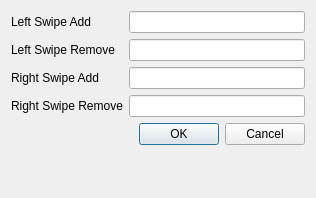
Before: the Qt Designer form src/static/app_config.ui in Pizza989/mail_match, drawn with Qt 5.
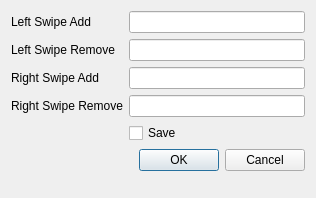
After: the same form once the commit is applied.

What changed in the file:
```diff
--- a/src/static/app_config.ui
+++ b/src/static/app_config.ui
@@ -57,7 +57,7 @@
      </property>
     </widget>
    </item>
-   <item row="4" column="1">
+   <item row="5" column="1">
     <widget class="QDialogButtonBox" name="buttonBox">
      <property name="orientation">
       <enum>Qt::Horizontal</enum>
@@ -67,6 +67,13 @@
      </property>
     </widget>
    </item>
+   <item row="4" column="1">
+    <widget class="QCheckBox" name="save_checkbox">
+     <property name="text">
+      <string>Save</string>
+     </property>
+    </widget>
+   </item>
   </layout>
  </widget>
  <resources/>
```
